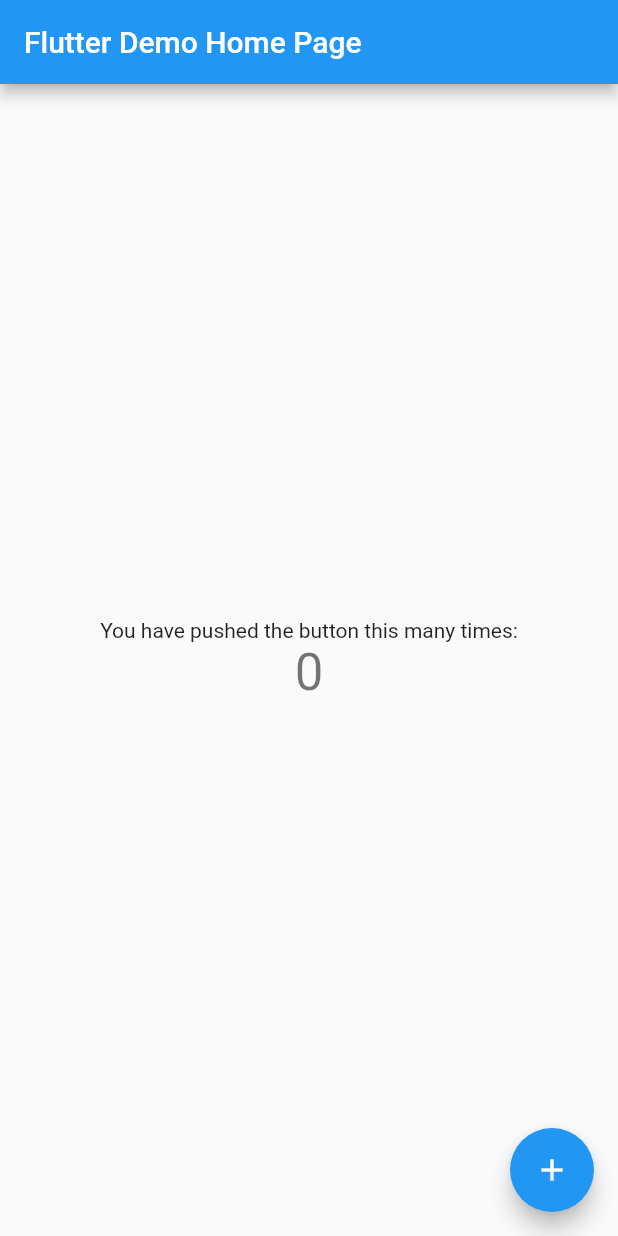
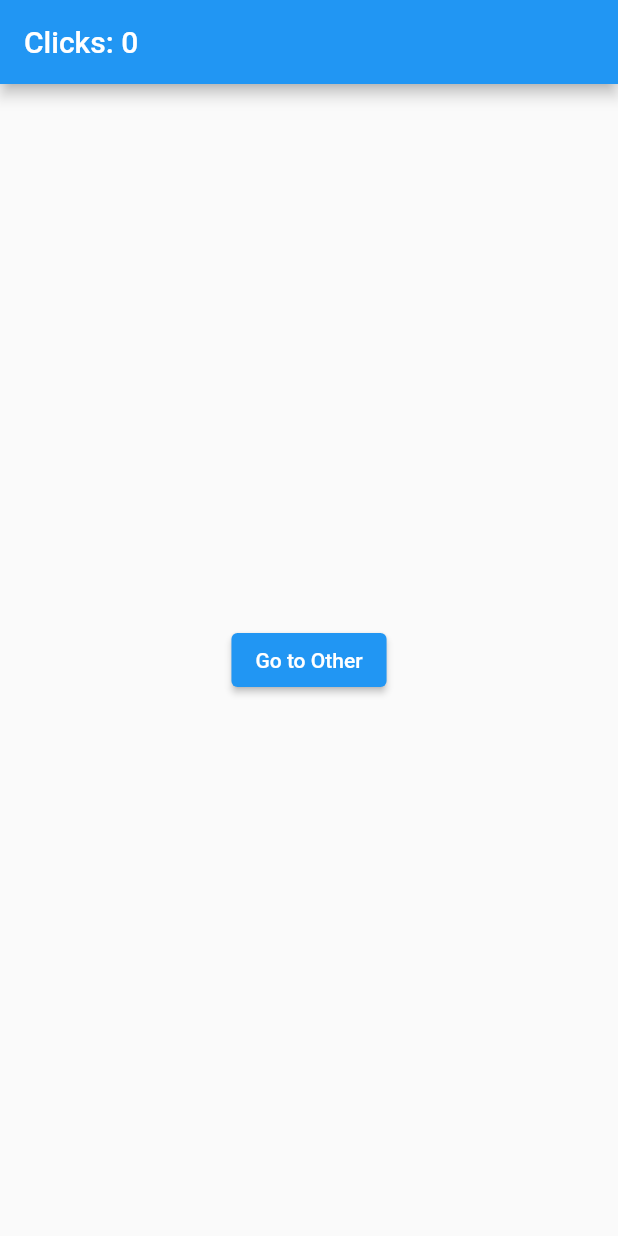
Before and after one commit to rustiana/flutter-sample-getx, a Flutter app: the screen it shows after launch, on a phone screen of 412 x 824 dp. Run offline on Flutter 3.47's test engine with Material 2 defaults, Android fonts, the phone set to English and light mode, and no system bars; our stand-ins replace get.

Commit message:
Counter App with Get-X

```diff
--- a/lib/main.dart
+++ b/lib/main.dart
@@ -1,115 +1,46 @@
 import 'package:flutter/material.dart';
+import 'package:get/get.dart';
 
 void main() {
-  runApp(const MyApp());
+  runApp(const GetMaterialApp(
+    home: Home(),
+  ));
 }
 
-class MyApp extends StatelessWidget {
-  const MyApp({Key? key}) : super(key: key);
+class Controller extends GetxController {
+  var count = 0.obs;
+  increment() => count++;
+}
 
-  // This widget is the root of your application.
+class Home extends StatelessWidget {
+  const Home({Key? key}) : super(key: key);
+
   @override
   Widget build(BuildContext context) {
-    return MaterialApp(
-      title: 'Flutter Demo',
-      theme: ThemeData(
-        // This is the theme of your application.
-        //
-        // Try running your application with "flutter run". You'll see the
-        // application has a blue toolbar. Then, without quitting the app, try
-        // changing the primarySwatch below to Colors.green and then invoke
-        // "hot reload" (press "r" in the console where you ran "flutter run",
-        // or simply save your changes to "hot reload" in a Flutter IDE).
-        // Notice that the counter didn't reset back to zero; the application
-        // is not restarted.
-        primarySwatch: Colors.blue,
+    final Controller c = Get.put(Controller());
+
+    return Scaffold(
+      appBar: AppBar(
+          title: Obx(
+        () => Text("Clicks: ${c.count}"),
+      )),
+      body: Center(
+        child: ElevatedButton(
+          child: const Text("Go to Other"),
+          onPressed: () => Get.to(Other()),
+        ),
       ),
-      home: const MyHomePage(title: 'Flutter Demo Home Page'),
     );
   }
 }
 
-class MyHomePage extends StatefulWidget {
-  const MyHomePage({Key? key, required this.title}) : super(key: key);
-
-  // This widget is the home page of your application. It is stateful, meaning
-  // that it has a State object (defined below) that contains fields that affect
-  // how it looks.
-
-  // This class is the configuration for the state. It holds the values (in this
-  // case the title) provided by the parent (in this case the App widget) and
-  // used by the build method of the State. Fields in a Widget subclass are
-  // always marked "final".
-
-  final String title;
+class Other extends StatelessWidget {
+  // You can ask Get to find a Controller that is being used by another page and redirect you to it.
+  final Controller c = Get.find();
 
   @override
-  State<MyHomePage> createState() => _MyHomePageState();
-}
-
-class _MyHomePageState extends State<MyHomePage> {
-  int _counter = 0;
-
-  void _incrementCounter() {
-    setState(() {
-      // This call to setState tells the Flutter framework that something has
-      // changed in this State, which causes it to rerun the build method below
-      // so that the display can reflect the updated values. If we changed
-      // _counter without calling setState(), then the build method would not be
-      // called again, and so nothing would appear to happen.
-      _counter++;
-    });
-  }
-
-  @override
-  Widget build(BuildContext context) {
-    // This method is rerun every time setState is called, for instance as done
-    // by the _incrementCounter method above.
-    //
-    // The Flutter framework has been optimized to make rerunning build methods
-    // fast, so that you can just rebuild anything that needs updating rather
-    // than having to individually change instances of widgets.
-    return Scaffold(
-      appBar: AppBar(
-        // Here we take the value from the MyHomePage object that was created by
-        // the App.build method, and use it to set our appbar title.
-        title: Text(widget.title),
-      ),
-      body: Center(
-        // Center is a layout widget. It takes a single child and positions it
-        // in the middle of the parent.
-        child: Column(
-          // Column is also a layout widget. It takes a list of children and
-          // arranges them vertically. By default, it sizes itself to fit its
-          // children horizontally, and tries to be as tall as its parent.
-          //
-          // Invoke "debug painting" (press "p" in the console, choose the
-          // "Toggle Debug Paint" action from the Flutter Inspector in Android
-          // Studio, or the "Toggle Debug Paint" command in Visual Studio Code)
-          // to see the wireframe for each widget.
-          //
-          // Column has various properties to control how it sizes itself and
-          // how it positions its children. Here we use mainAxisAlignment to
-          // center the children vertically; the main axis here is the vertical
-          // axis because Columns are vertical (the cross axis would be
-          // horizontal).
-          mainAxisAlignment: MainAxisAlignment.center,
-          children: <Widget>[
-            const Text(
-              'You have pushed the button this many times:',
-            ),
-            Text(
-              '$_counter',
-              style: Theme.of(context).textTheme.headline4,
-            ),
-          ],
-        ),
-      ),
-      floatingActionButton: FloatingActionButton(
-        onPressed: _incrementCounter,
-        tooltip: 'Increment',
-        child: const Icon(Icons.add),
-      ), // This trailing comma makes auto-formatting nicer for build methods.
-    );
+  Widget build(context) {
+    // Access the updated count variable
+    return Scaffold(body: Center(child: Text("${c.count}")));
   }
 }
--- a/pubspec.yaml
+++ b/pubspec.yaml
@@ -34,6 +34,7 @@
   # The following adds the Cupertino Icons font to your application.
   # Use with the CupertinoIcons class for iOS style icons.
   cupertino_icons: ^1.0.2
+  get: ^4.6.5
 
 dev_dependencies:
   flutter_test:
```
Also changed, not shown: pubspec.lock, 1 other file.
